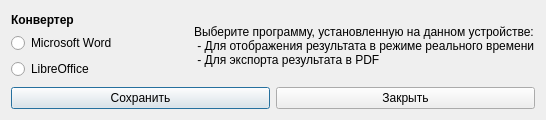
Qt form designer/convertersettingsdialogwindow.ui (Artemako/auto-exec-doc) before a commit.
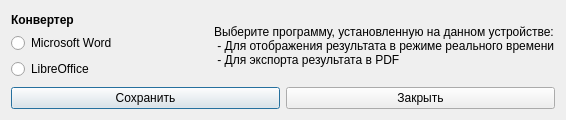
The same form after that commit. Icons and pictures are not drawn.

Diff of the .ui file:
```diff
--- a/designer/convertersettingsdialogwindow.ui
+++ b/designer/convertersettingsdialogwindow.ui
@@ -6,7 +6,7 @@
    <rect>
     <x>0</x>
     <y>0</y>
-    <width>546</width>
+    <width>566</width>
     <height>120</height>
    </rect>
   </property>
```
Left out of the diff: 8 changed lines with no effect on the pictures.
